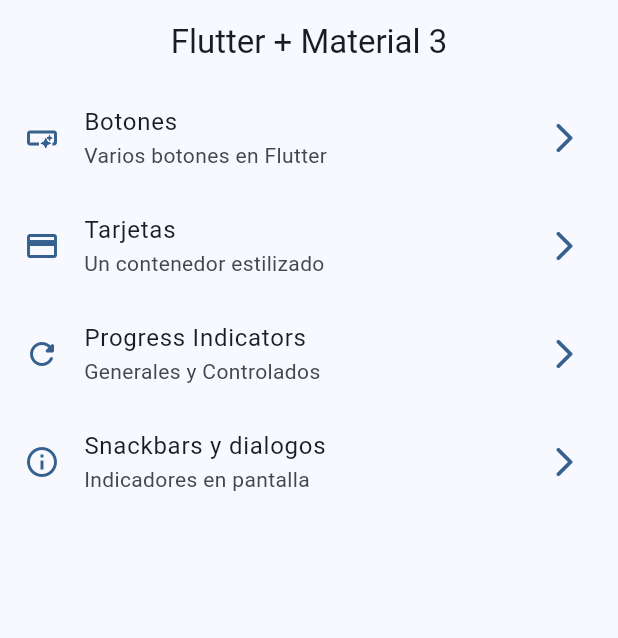
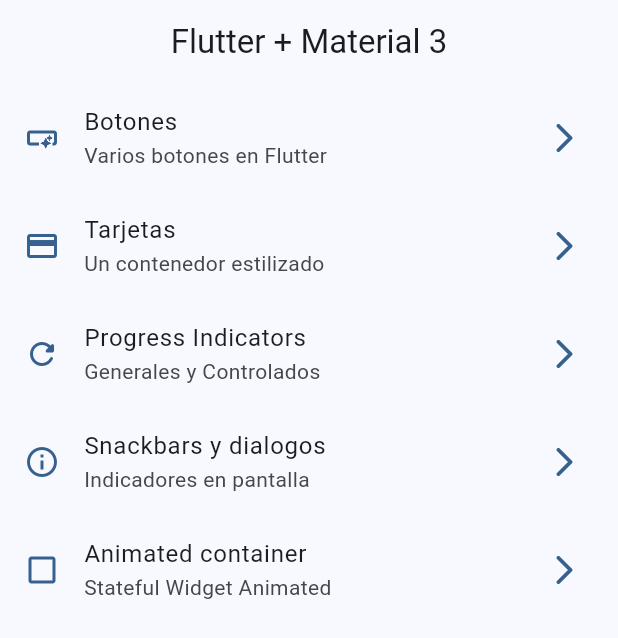
Before and after one commit to Gon-Net/misellaneous, a Flutter app: the screen it shows after launch, on a phone screen of 412 x 824 dp. Shown: the top 638 px of the screen. Run offline on Flutter 3.47's test engine with Material 3 defaults, Android fonts, the phone set to English and light mode, and no system bars; our stand-ins replace go_router.

Commit message:
Add animated container

```diff
--- a/lib/config/menu/menu_items.dart
+++ b/lib/config/menu/menu_items.dart
@@ -42,5 +42,11 @@
     link: '/snackbars',
     icon: Icons.info_outline
   ),
+  MenuItem(
+    title: 'Animated container',
+    subTitle: 'Stateful Widget Animated',
+    link: '/animated',
+    icon: Icons.check_box_outline_blank_outlined
+  ),
 
 ];
--- a/lib/config/router/app_router.dart
+++ b/lib/config/router/app_router.dart
@@ -29,5 +29,10 @@
       name: SnackbarScreen.name,
       builder: (context, state) => const SnackbarScreen(),
     ),
+    GoRoute(
+      path: '/animated',
+      name: AnimatedScreen.name,
+      builder: (context, state) => const AnimatedScreen(),
+    ),
   ],
 );
```
Also changed, not shown: lib/presentation/screens/animated/animated_screen.dart (+58 -2 lines).
